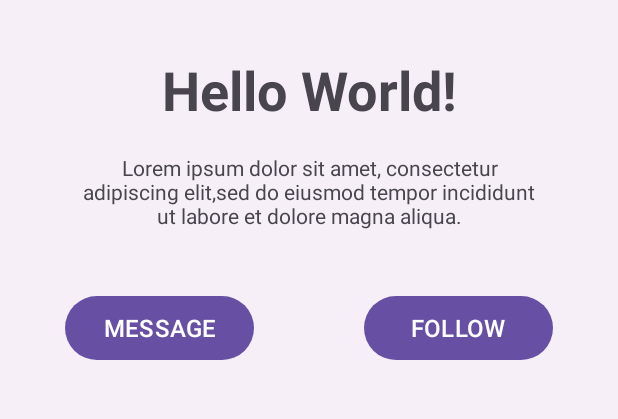
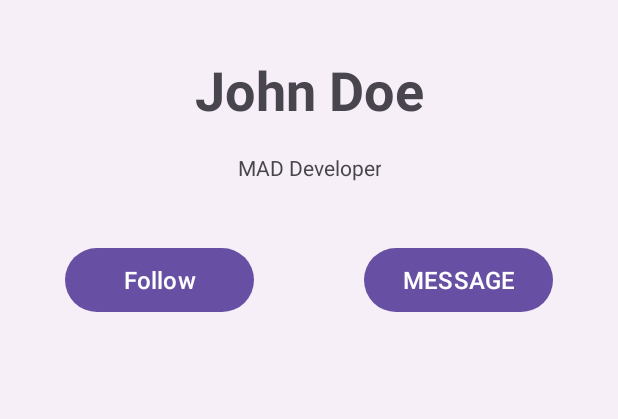
Before and after one commit to MAD11877/ay2024-mad-prac-2-activity-lifecycle-JaJa2006, an Android app: the screen it shows after launch (MainActivity), on a phone screen of 412 x 824 dp, the part 386-805 px from its top. Run offline under Robolectric (Android 15) with nearby library versions, the phone set to English and light mode, and no system bars.

Commit message:
Submit 1

```diff
--- a/app/src/main/java/sg/edu/np/mad/madpractical2/MainActivity.java
+++ b/app/src/main/java/sg/edu/np/mad/madpractical2/MainActivity.java
@@ -1,6 +1,7 @@
 package sg.edu.np.mad.madpractical2;
 
 import android.os.Bundle;
+import android.widget.Button;
 import android.widget.TextView;
 
 import androidx.activity.EdgeToEdge;
@@ -20,16 +21,16 @@ public class MainActivity extends AppCompatActivity {
             Insets systemBars = insets.getInsets(WindowInsetsCompat.Type.systemBars());
             v.setPadding(systemBars.left, systemBars.top, systemBars.right, systemBars.bottom);
             return insets;
+        });
 
-            //User user = new User("John Doe", "MAD Developer", 1, false);
+        User user = new User("John Doe", "MAD Developer", 1, false);
 
-            //TextView tvName = findViewById(R.id.tvname);
-            //TextView tvDescription = findViewById(R.id.tvDescription);
-            //Button btnFollow = findViewById(R.id.btnFollow);
+        TextView tvName = findViewById(R.id.tvName);
+        TextView tvDescription = findViewById(R.id.tvDescription);
+        Button btnFollow = findViewById(R.id.btnFollow);
 
-            //tvname.setText(user.name);
-            //tvDescription.setText(user.description);
-            //btnFollow.setText("Follow");
-        });
+        tvName.setText(user.name);
+        tvDescription.setText(user.description);
+        btnFollow.setText("Follow");
     }
 }
--- a/app/src/main/res/layout/activity_main.xml
+++ b/app/src/main/res/layout/activity_main.xml
@@ -39,6 +39,7 @@
         app:layout_constraintTop_toBottomOf="@+id/textView" />
 
     <ImageView
+        android:id="@+id/imageView2"
         android:layout_width="128dp"
         android:layout_height="128dp"
         android:layout_marginTop="50dp"
@@ -48,7 +49,7 @@
         app:layout_constraintTop_toBottomOf="@+id/textView" />
 
     <TextView
-        android:id="@+id/textView2"
+        android:id="@+id/tvName"
         android:layout_width="wrap_content"
         android:layout_height="wrap_content"
         android:layout_marginTop="35dp"
@@ -58,10 +59,10 @@
         android:textStyle="bold"
         app:layout_constraintEnd_toEndOf="parent"
         app:layout_constraintStart_toStartOf="parent"
-        app:layout_constraintTop_toBottomOf="@+id/imageView" />
+        app:layout_constraintTop_toBottomOf="@+id/imageView2" />
 
     <TextView
-        android:id="@+id/textView3"
+        android:id="@+id/tvDescription"
         android:layout_width="wrap_content"
         android:layout_height="wrap_content"
         android:layout_marginTop="8dp"
@@ -74,20 +75,20 @@
         android:textSize="14dp"
         app:layout_constraintEnd_toEndOf="parent"
         app:layout_constraintStart_toStartOf="parent"
-        app:layout_constraintTop_toBottomOf="@+id/textView2" />
+        app:layout_constraintTop_toBottomOf="@+id/tvName" />
 
     <Button
-        android:id="@+id/button"
+        android:id="@+id/btnFollow"
         android:layout_width="20mm"
         android:layout_height="8mm"
         android:text="FOLLOW"
         android:textSize="16dp"
+        android:layout_margin="30dp"
         android:layout_marginLeft="30dp"
-        android:layout_margin="30dp"
-        app:layout_constraintEnd_toEndOf="parent"
+        app:layout_constraintEnd_toStartOf="@+id/button2"
         app:layout_constraintHorizontal_bias="0.5"
-        app:layout_constraintStart_toEndOf="@+id/button2"
-        app:layout_constraintTop_toBottomOf="@+id/textView3" />
+        app:layout_constraintStart_toStartOf="parent"
+        app:layout_constraintTop_toBottomOf="@+id/tvDescription" />
 
     <Button
         android:id="@+id/button2"
@@ -95,12 +96,12 @@
         android:layout_height="8mm"
         android:text="MESSAGE"
         android:textSize="16dp"
+        android:layout_margin="30dp"
         android:layout_marginLeft="30dp"
-        android:layout_margin="30dp"
-        app:layout_constraintEnd_toStartOf="@+id/button"
+        app:layout_constraintEnd_toEndOf="parent"
         app:layout_constraintHorizontal_bias="0.5"
-        app:layout_constraintStart_toStartOf="parent"
-        app:layout_constraintTop_toBottomOf="@+id/textView3" />
+        app:layout_constraintStart_toEndOf="@+id/btnFollow"
+        app:layout_constraintTop_toBottomOf="@+id/tvDescription" />
 
 
 </androidx.constraintlayout.widget.ConstraintLayout>
```
